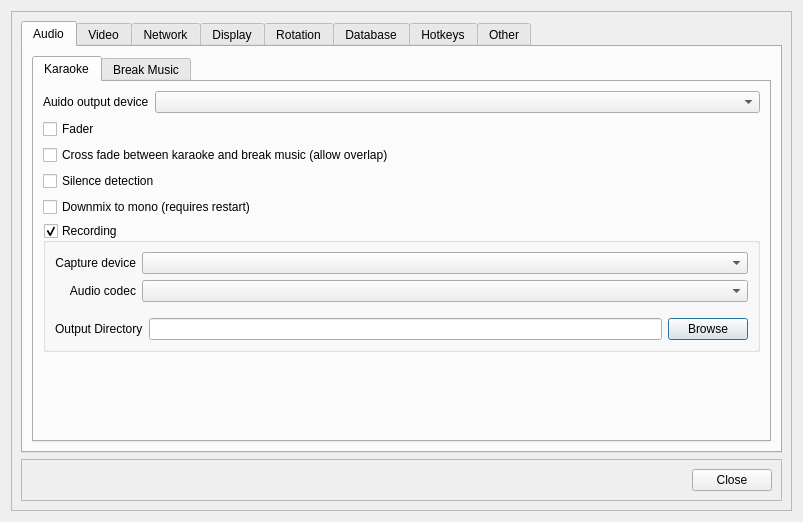
Old version of the form src/dlgsettings.ui in the repository kirkphillip605/OpenKJ.
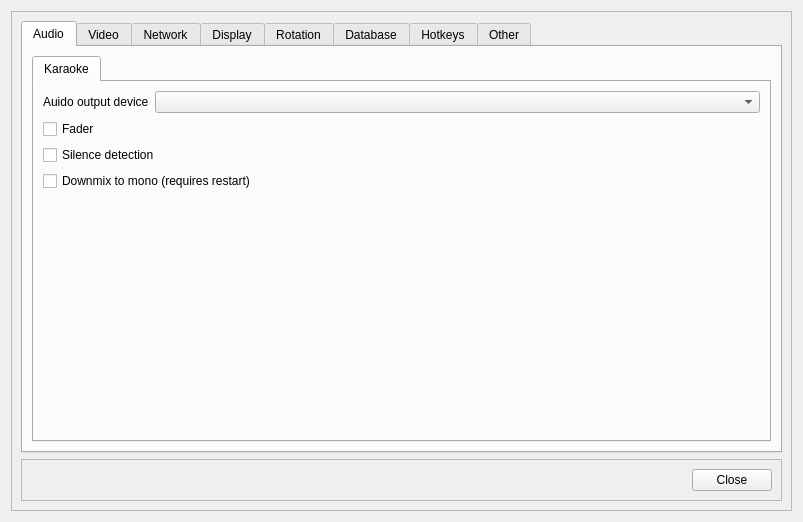
New version of the form. The open tabs and pages were chosen to show the change. Icons and pictures are not drawn.

Commit message:
Remove Break Music, Recording, and CDG Upscaling UI elements from settings
Remove the following UI elements from dlgsettings.ui:
- Break Music tab (tabBreakMusic) with audio device, fader, silence detection, and downmix controls
- Cross fade between karaoke and break music checkbox (cbxCrossFade)
- Recording group box (groupBoxRecording) with capture device, codec, and output directory controls
- CDG pre-scaling checkbox (checkBoxCdgPrescaling)
- Start break music playback on program launch checkbox (cbxBmAutostart)

The edit to the form file:
```diff
--- a/src/dlgsettings.ui
+++ b/src/dlgsettings.ui
@@ -91,13 +91,6 @@
                   </property>
                  </widget>
                 </item>
-                <item>
-                 <widget class="QCheckBox" name="cbxCrossFade">
-                  <property name="text">
-                   <string>Cross fade between karaoke and break music (allow overlap)</string>
-                  </property>
-                 </widget>
-                </item>
                 <item>
                  <widget class="QCheckBox" name="checkBoxSilenceDetection">
                   <property name="toolTip">
@@ -115,98 +108,6 @@
                   </property>
                  </widget>
                 </item>
-                <item>
-                 <widget class="QGroupBox" name="groupBoxRecording">
-                  <property name="title">
-                   <string>Recording</string>
-                  </property>
-                  <property name="checkable">
-                   <bool>true</bool>
-                  </property>
-                  <layout class="QVBoxLayout" name="verticalLayout_5">
-                   <item>
-                    <layout class="QFormLayout" name="formLayout_2">
-                     <property name="fieldGrowthPolicy">
-                      <enum>QFormLayout::ExpandingFieldsGrow</enum>
-                     </property>
-                     <property name="labelAlignment">
-                      <set>Qt::AlignRight|Qt::AlignTrailing|Qt::AlignVCenter</set>
-                     </property>
-                     <property name="bottomMargin">
-                      <number>10</number>
-                     </property>
-                     <item row="0" column="0">
-                      <widget class="QLabel" name="label_13">
-                       <property name="text">
-                        <string>Capture device</string>
-                       </property>
-                       <property name="alignment">
-                        <set>Qt::AlignRight|Qt::AlignTrailing|Qt::AlignVCenter</set>
-                       </property>
-                      </widget>
-                     </item>
-                     <item row="0" column="1">
-                      <widget class="QComboBox" name="comboBoxDevice">
-                       <property name="sizePolicy">
-                        <sizepolicy hsizetype="Expanding" vsizetype="Fixed">
-                         <horstretch>0</horstretch>
-                         <verstretch>0</verstretch>
-                        </sizepolicy>
-                       </property>
-                      </widget>
-                     </item>
-                     <item row="1" column="0">
-                      <widget class="QLabel" name="label_14">
-                       <property name="sizePolicy">
-                        <sizepolicy hsizetype="Preferred" vsizetype="Preferred">
-                         <horstretch>0</horstretch>
-                         <verstretch>0</verstretch>
-                        </sizepolicy>
-                       </property>
-                       <property name="text">
-                        <string>Audio codec</string>
-                       </property>
-                       <property name="alignment">
-                        <set>Qt::AlignRight|Qt::AlignTrailing|Qt::AlignVCenter</set>
-                       </property>
-                      </widget>
-                     </item>
-                     <item row="1" column="1">
-                      <widget class="QComboBox" name="comboBoxCodec">
-                       <property name="sizePolicy">
-                        <sizepolicy hsizetype="Expanding" vsizetype="Fixed">
-                         <horstretch>0</horstretch>
-                         <verstretch>0</verstretch>
-                        </sizepolicy>
-                       </property>
-                      </widget>
-                     </item>
-                    </layout>
-                   </item>
-                   <item>
-                    <layout class="QHBoxLayout" name="horizontalLayout_12">
-                     <item>
-                      <widget class="QLabel" name="label_15">
-                       <property name="text">
-                        <string>Output Directory</string>
-                       </property>
-                      </widget>
-                     </item>
-                     <item>
-                      <widget class="QLineEdit" name="lineEditOutputDir"/>
-                     </item>
-                     <item>
-                      <widget class="QPushButton" name="buttonBrowse">
-                       <property name="text">
-                        <string>Browse</string>
-                       </property>
-                      </widget>
-                     </item>
-                    </layout>
-                   </item>
-                  </layout>
-                 </widget>
-                </item>
                 <item>
                  <spacer name="verticalSpacer">
                   <property name="orientation">
@@ -222,77 +123,6 @@
                 </item>
                </layout>
               </widget>
-              <widget class="QWidget" name="tabBreakMusic">
-               <attribute name="title">
-                <string>Break Music</string>
-               </attribute>
-               <layout class="QVBoxLayout" name="verticalLayout_14">
-                <item>
-                 <layout class="QFormLayout" name="formLayout_5">
-                  <property name="topMargin">
-                   <number>0</number>
-                  </property>
-                  <item row="0" column="0">
-                   <widget class="QLabel" name="label_10">
-                    <property name="text">
-                     <string>Audio output device</string>
-                    </property>
-                   </widget>
-                  </item>
-                  <item row="0" column="1">
-                   <widget class="QComboBox" name="comboBoxBAudioDevices">
-                    <property name="sizePolicy">
-                     <sizepolicy hsizetype="Expanding" vsizetype="Fixed">
-                      <horstretch>0</horstretch>
-                      <verstretch>0</verstretch>
-                     </sizepolicy>
-                    </property>
-                   </widget>
-                  </item>
-                 </layout>
-                </item>
-                <item>
-                 <widget class="QCheckBox" name="checkBoxFaderBm">
-                  <property name="toolTip">
-                   <string>&lt;html&gt;&lt;head/&gt;&lt;body&gt;&lt;p&gt;If the fader is enabled, song transitions (stop, pause, unpause) will be faded out/in to avoid hard transitions.&lt;/p&gt;&lt;/body&gt;&lt;/html&gt;</string>
-                  </property>
-                  <property name="text">
-                   <string>Fader</string>
-                  </property>
-                 </widget>
-                </item>
-                <item>
-                 <widget class="QCheckBox" name="checkBoxSilenceDetectionBm">
-                  <property name="toolTip">
-                   <string>&lt;html&gt;&lt;head/&gt;&lt;body&gt;&lt;p&gt;If enabled, the program will monitor for silent periods of greater than 2 seconds after the last draw instruction has been rendered, stopping the audio track immediately. (Avoids long silences before fading break music back in)&lt;/p&gt;&lt;/body&gt;&lt;/html&gt;</string>
-                  </property>
-                  <property name="text">
-                   <string>Silence detection</string>
-                  </property>
-                 </widget>
-                </item>
-                <item>
-                 <widget class="QCheckBox" name="checkBoxDownmixBm">
-                  <property name="text">
-                   <string>Downmix to mono (requires restart)</string>
-                  </property>
-                 </widget>
-                </item>
-                <item>
-                 <spacer name="verticalSpacer_10">
-                  <property name="orientation">
-                   <enum>Qt::Vertical</enum>
-                  </property>
-                  <property name="sizeHint" stdset="0">
-                   <size>
-                    <width>20</width>
-                    <height>40</height>
-                   </size>
-                  </property>
-                 </spacer>
-                </item>
-               </layout>
-              </widget>
              </widget>
             </item>
            </layout>
```
Left out of the diff: 17 changed lines with no effect on the pictures.
